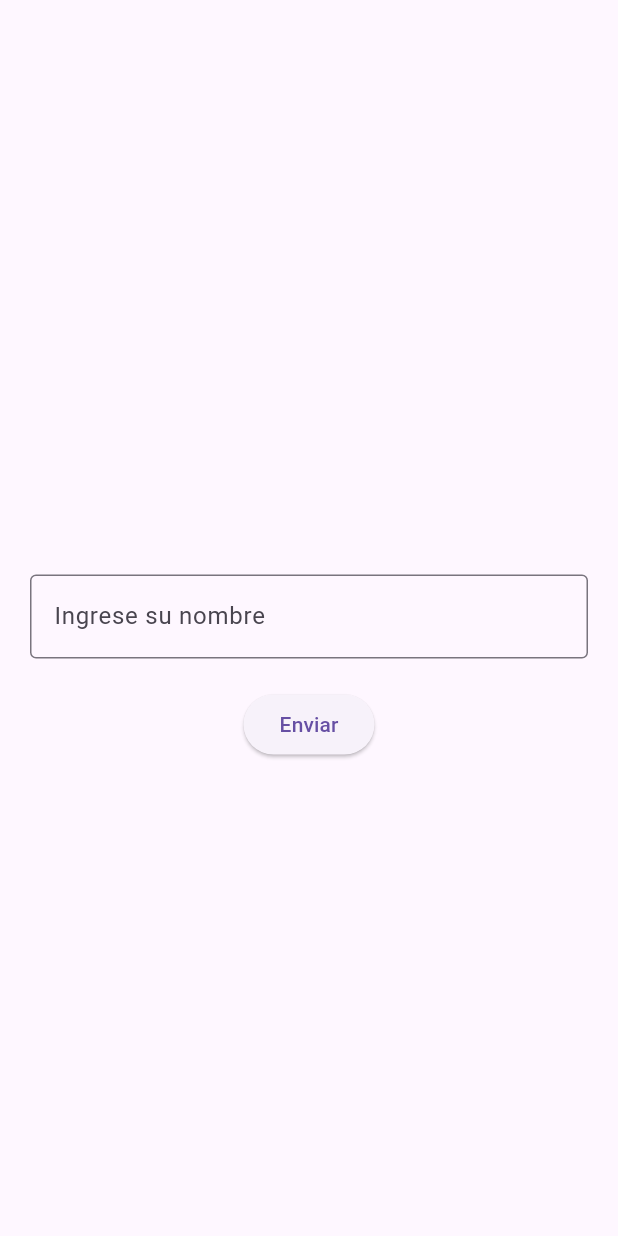
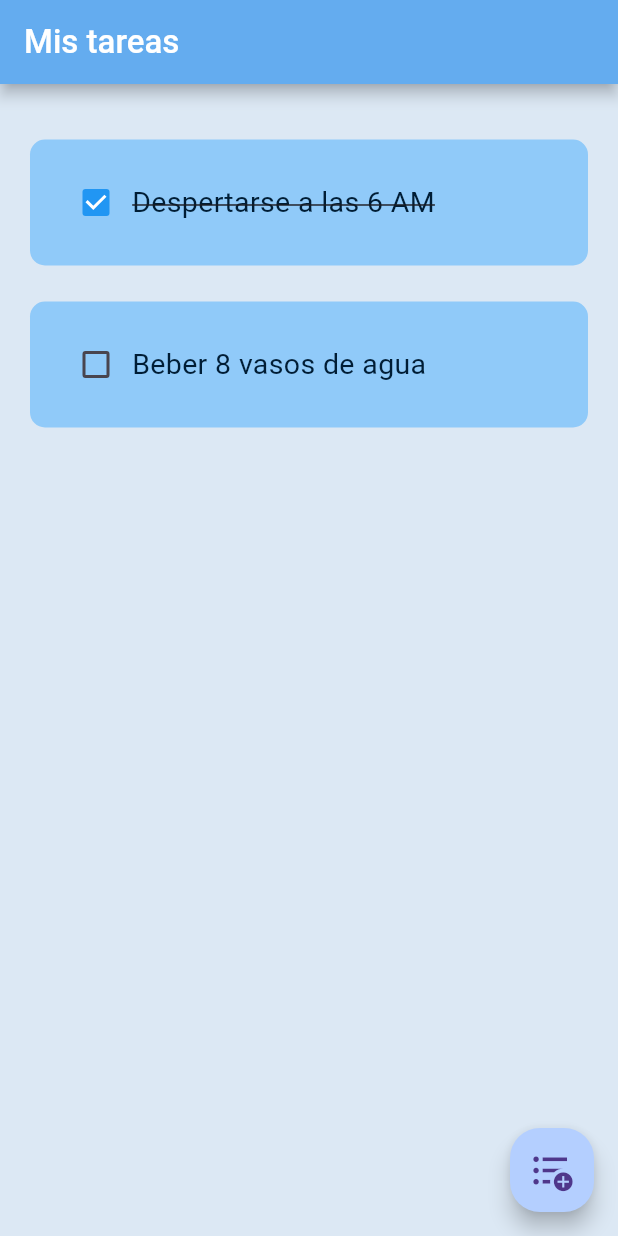
Before and after one commit to alexndrperz/ToDo-App, a Flutter app: the screen it shows after launch, on a phone screen of 412 x 824 dp. Run offline on Flutter 3.47's test engine with Material 3 defaults, Android fonts, the phone set to English and light mode, and no system bars; drawn by our look-alikes of flutter_slidable; our stand-ins replace hive, hive_flutter; accounts and stored records are empty.

Commit message:
Todo App complete

```diff
--- /dev/null
+++ b/lib/components/to_do_item.dart
@@ -0,0 +1,61 @@
+// ignore_for_file: prefer_const_constructors, avoid_unnecessary_containers
+
+import 'package:flutter/material.dart';
+import 'package:flutter_slidable/flutter_slidable.dart';
+
+class ToDoItem extends StatelessWidget {
+  ToDoItem(
+      {super.key,
+      required this.itemName,
+      required this.isComplete,
+      required this.toogled,
+      required this.delFunction});
+
+  String itemName = "";
+  bool isComplete = false;
+  Function(bool?)? toogled;
+  Function(BuildContext)? delFunction;
+
+  @override
+  Widget build(BuildContext context) {
+    return Padding(
+      padding: EdgeInsets.symmetric(vertical: 12, horizontal: 20),
+      child: Slidable(
+        endActionPane: ActionPane(
+          motion: StretchMotion(),
+          children: [
+            SlidableAction(
+              onPressed: delFunction,
+              icon: Icons.delete,
+              backgroundColor: const Color.fromARGB(255, 249, 112, 102),
+              borderRadius: BorderRadius.circular(5.0),
+            )
+          ],
+        ),
+        child: Container(
+          padding: EdgeInsets.symmetric(horizontal: 20, vertical: 18),
+          decoration: BoxDecoration(
+              color: Colors.blue[200], borderRadius: BorderRadius.circular(10)),
+          child: Row(
+            children: [
+              Checkbox(
+                value: isComplete,
+                onChanged: toogled,
+                activeColor: Colors.blue,
+              ),
+              Text(
+                itemName,
+                style: TextStyle(
+                    decoration: isComplete
+                        ? TextDecoration.lineThrough
+                        : TextDecoration.none,
+                    fontSize: 19,
+                    color: Color.fromARGB(255, 0, 29, 53)),
+              ),
+            ],
+          ),
+        ),
+      ),
+    );
+  }
+}
--- /dev/null
+++ b/lib/data/database.dart
@@ -0,0 +1,22 @@
+import 'package:hive/hive.dart';
+
+class AppDatabase {
+  List toDoList = [];
+
+  final _appBox = Hive.box('mainBox');
+
+  void createInitialData() {
+    toDoList = [
+      ["Despertarse a las 6 AM", true],
+      ["Beber 8 vasos de agua", false]
+    ];
+  }
+
+  void loadData() {
+    toDoList = _appBox.get("TODOLIST");
+  }
+
+  void updateDB() {
+    _appBox.put("TODOLIST", toDoList);
+  }
+}
--- a/lib/main.dart
+++ b/lib/main.dart
@@ -1,9 +1,12 @@
 // ignore_for_file: prefer_const_constructors
 
 import 'package:flutter/material.dart';
+import 'package:hive_flutter/adapters.dart';
 import 'package:to_do_demo/pages/to_do_page.dart';
 
-void main() {
+void main() async {
+  await Hive.initFlutter();
+  var box = await Hive.openBox('mainBox');
   runApp(const ToDoApp());
 }
 
@@ -12,6 +15,13 @@ class ToDoApp extends StatelessWidget {
 
   @override
   Widget build(BuildContext context) {
-    return MaterialApp(debugShowCheckedModeBanner: false, home: ToDoPage());
+    return MaterialApp(
+        theme: ThemeData(
+            primarySwatch: Colors.blue,
+            textSelectionTheme: TextSelectionThemeData(
+                selectionColor: Colors.blue,
+                selectionHandleColor: Colors.blue)),
+        debugShowCheckedModeBanner: false,
+        home: ToDoPage());
   }
 }
--- a/lib/pages/to_do_page.dart
+++ b/lib/pages/to_do_page.dart
@@ -1,8 +1,10 @@
-// ignore_for_file: prefer_const_constructors, prefer_final_fields, avoid_print
-
-import 'dart:math';
+// ignore_for_file: prefer_const_constructors, prefer_final_fields, avoid_print, prefer_const_literals_to_create_immutables
 
 import 'package:flutter/material.dart';
+import 'package:hive/hive.dart';
+import 'package:to_do_demo/components/modal_box.dart';
+import 'package:to_do_demo/components/to_do_item.dart';
+import 'package:to_do_demo/data/database.dart';
 
 class ToDoPage extends StatefulWidget {
   const ToDoPage({super.key});
@@ -12,43 +14,92 @@ class ToDoPage extends StatefulWidget {
 }
 
 class _ToDoPageState extends State<ToDoPage> {
-  TextEditingController _controller = TextEditingController();
+  final _hivBox = Hive.box('mainBox');
+  AppDatabase _db = AppDatabase();
 
-  String _msg = "";
+  @override
+  void initState() {
+    if (_hivBox.get("TODOLIST") == null) {
+      _db.createInitialData();
+    } else {
+      _db.loadData();
+    }
+    super.initState();
+  }
 
-  void saludar() {
+  final _textController = TextEditingController();
+
+  saveTask() {
     setState(() {
-      _msg = "Hola ${_controller.text}!";
+      _db.toDoList.add([_textController.text, false]);
     });
+    _db.updateDB();
+    Navigator.of(context).pop();
+  }
+
+  void createTask() {
+    showDialog(
+        context: context,
+        builder: (context) {
+          return ModalBox(
+            controller: _textController,
+            onSave: saveTask,
+            onCancel: () => Navigator.of(context).pop(),
+          );
+        });
+  }
+
+  void changeCheck(bool? value, int index) {
+    setState(() {
+      _db.toDoList[index][1] = !_db.toDoList[index][1];
+    });
+    _db.updateDB();
+  }
+
+  void deleteTask(int index) {
+    setState(() {
+      _db.toDoList.removeAt(index);
+    });
+    _db.updateDB();
   }
 
   @override
   Widget build(BuildContext context) {
     return Scaffold(
-      body: Center(
-        child: Padding(
-          padding: const EdgeInsets.all(20),
-          child: Column(
-            mainAxisAlignment: MainAxisAlignment.center,
-            children: [
-              Text(
-                _msg,
-                style: TextStyle(fontSize: 25),
-              ),
-              Padding(
-                padding: EdgeInsets.only(top: 30, bottom: 20),
-                child: TextField(
-                  controller: _controller,
-                  decoration: InputDecoration(
-                      border: OutlineInputBorder(),
-                      hintText: "Ingrese su nombre"),
-                ),
-              ),
-              ElevatedButton(onPressed: saludar, child: Text("Enviar"))
-            ],
+        backgroundColor: Color.fromARGB(255, 220, 232, 244),
+        appBar: AppBar(
+          backgroundColor: Colors.blue[300],
+          elevation: 4.0,
+          shadowColor: Colors.black,
+          title: Text(
+            "Mis tareas",
+            style: TextStyle(color: Colors.white, fontWeight: FontWeight.w500),
           ),
         ),
-      ),
-    );
+        floatingActionButton: FloatingActionButton(
+          onPressed: () => createTask(),
+          tooltip: "Añadir",
+          backgroundColor: Color.fromARGB(255, 180, 207, 255),
+          shape:
+              RoundedRectangleBorder(borderRadius: BorderRadius.circular(20)),
+          child: Icon(
+            Icons.format_list_bulleted_add,
+            size: 30,
+          ),
+        ),
+        body: Padding(
+          padding: const EdgeInsets.symmetric(vertical: 25),
+          child: ListView.builder(
+            itemCount: _db.toDoList.length,
+            itemBuilder: (context, index) {
+              return ToDoItem(
+                itemName: _db.toDoList[index][0],
+                isComplete: _db.toDoList[index][1],
+                toogled: (value) => changeCheck(value, index),
+                delFunction: (context) => deleteTask(index),
+              );
+            },
+          ),
+        ));
   }
 }
```
Also changed, not shown: lib/components/mod_button.dart (added, +31 -0 lines), lib/components/modal_box.dart (added, +70 -0 lines), pubspec.yaml (+6 -1 lines), pubspec.lock, 1 other file.
